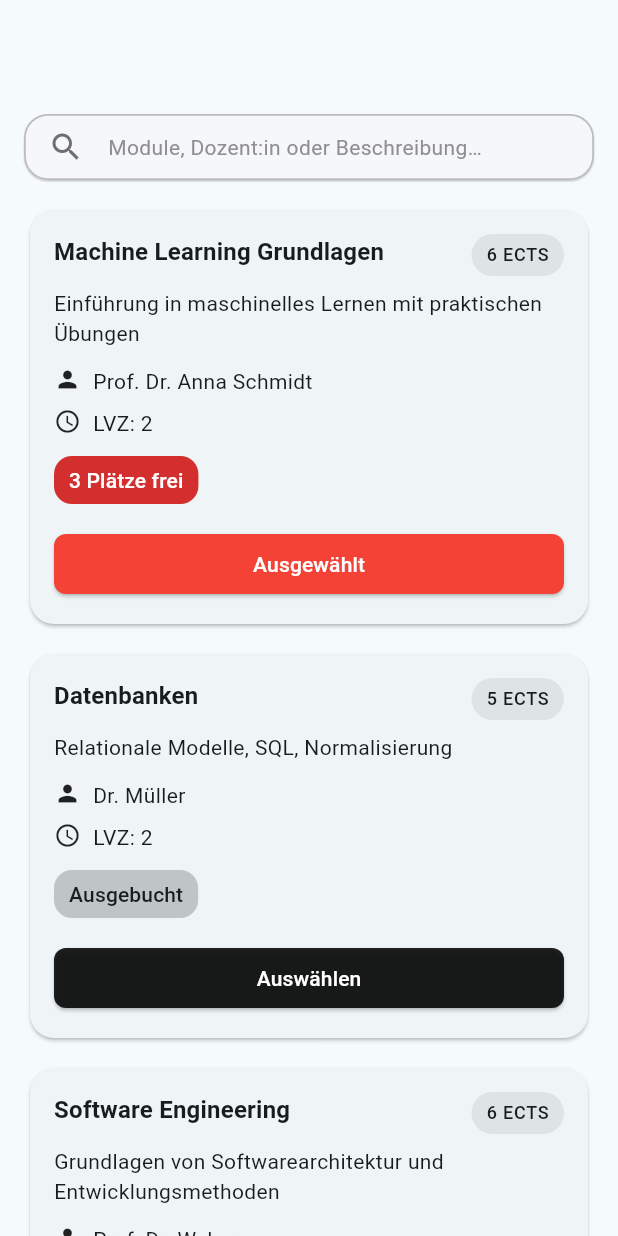
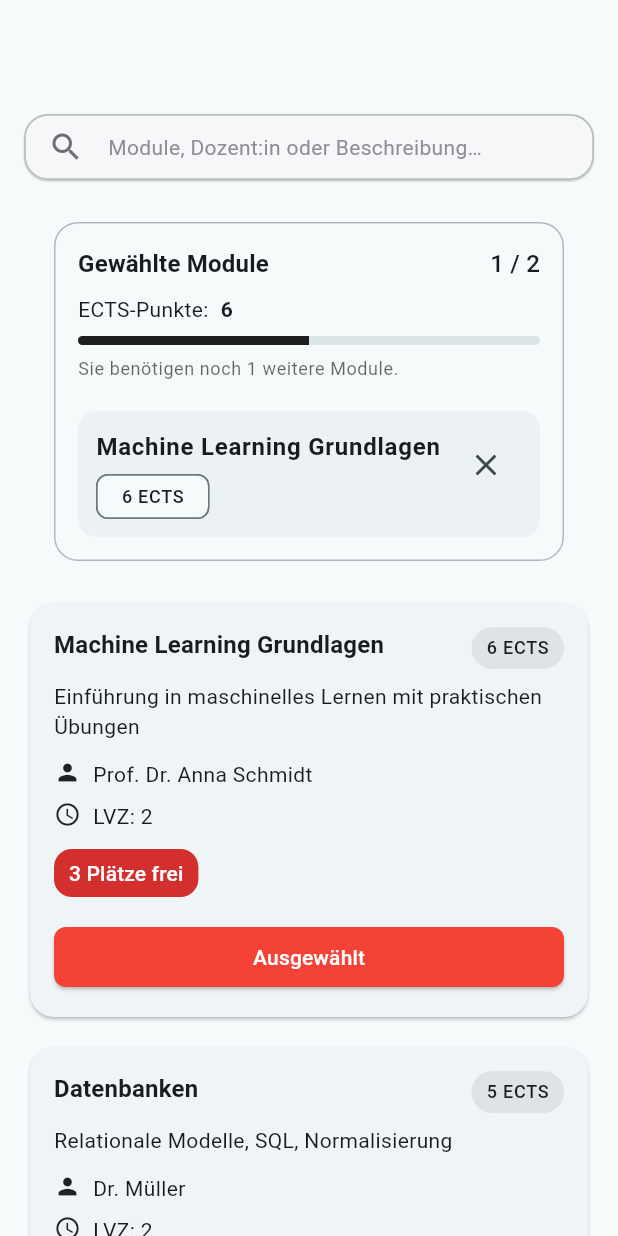
Before and after one commit to PhillipSteph/WaPfAu, a Flutter app: the screen it shows after launch, after a tap on "Auswählen", on a phone screen of 412 x 824 dp. Run offline on Flutter 3.47's test engine with Material 3 defaults, Android fonts, the phone set to English and light mode, and no system bars; accounts and stored records are empty.

Commit message:
add: selectedCoursesCard.dart

```diff
--- a/lib/pages/coursePage.dart
+++ b/lib/pages/coursePage.dart
@@ -6,21 +6,35 @@ import '../models/course.dart';
 import '../services/courseService.dart';
 import '../widgets/card.dart';
 import '../widgets/searchbar.dart';
+import '../widgets/selectedCoursesCard.dart';
 
 class CoursePage extends StatefulWidget {
   const CoursePage({super.key, required this.title, required this.coreService});
   final String title;
   final CoreService coreService;
+
   @override
   State<CoursePage> createState() => _CoursesPageState();
 }
 
 class _CoursesPageState extends State<CoursePage> {
+  // --- State / Services ---
   late int maxCourses;
   late User user;
   late CourseService courseService;
   late List<Course> courses;
   String _query = '';
+
+  // --- Scroll / Swap-Logik ---
+  final ScrollController _scrollController = ScrollController();
+  final GlobalKey _listHeaderKey = GlobalKey(); // misst die SelectedCoursesCard IN der Liste
+  double _listHeaderHeight = 0;                 // dynamisch (abhängig von Auswahl)
+  bool _showPinnedSummary = false;
+
+  // Konstanten, passend zu deinem ListView
+  static const EdgeInsets _listPadding =
+  EdgeInsets.only(left: 16, right: 16, bottom: 16, top: 8);
+  static const double _separatorHeight = 12;
 
   @override
   void initState() {
@@ -28,9 +42,22 @@ class _CoursesPageState extends State<CoursePage> {
     maxCourses = widget.coreService.getMaxCourses();
     user = widget.coreService.getUser();
     courseService = widget.coreService.getCourseService();
-    courses = courseService.getAllCourses(); // ggf. an deine API anpassen
+    courses = courseService.getAllCourses();
+
+    _scrollController.addListener(_onScroll);
+
+    // Nach dem ersten Build die Header-Höhe messen
+    WidgetsBinding.instance.addPostFrameCallback((_) => _measureListHeader());
   }
 
+  @override
+  void dispose() {
+    _scrollController.removeListener(_onScroll);
+    _scrollController.dispose();
+    super.dispose();
+  }
+
+  // --- Auswahl-Handling ---
   void _toggleSelection(Course c) {
     setState(() {
       if (widget.coreService.selectedCourses.contains(c)) {
@@ -39,9 +66,14 @@ class _CoursesPageState extends State<CoursePage> {
         widget.coreService.selectedCourses.add(c);
       }
     });
+
+    // Header kann sich in der Höhe ändern -> neu messen, wenn sichtbar
+    if (!_showPinnedSummary) {
+      WidgetsBinding.instance.addPostFrameCallback((_) => _measureListHeader());
+    }
   }
 
-  // null-sichere Suche über Titel, Prof und Beschreibung
+  // --- Suche (null-sicher) ---
   String _lc(String? s) => (s ?? '').toLowerCase();
   bool _matchesCourse(Course c, String q) {
     final qq = q.trim().toLowerCase();
@@ -55,33 +87,94 @@ class _CoursesPageState extends State<CoursePage> {
     return courses.where((c) => _matchesCourse(c, _query)).toList();
   }
 
+  // --- Scroll / Swap ---
+  void _onScroll() {
+    // Schwelle: Höhe der SelectedCoursesCard (in der Liste)
+    // + ein Separator darunter + ListView.top-Padding
+    final double threshold = _listHeaderHeight + _separatorHeight + _listPadding.top;
+
+    final bool shouldShowPinned = _scrollController.offset >= threshold - 0.5;
+    if (shouldShowPinned != _showPinnedSummary) {
+      setState(() => _showPinnedSummary = shouldShowPinned);
+    }
+  }
+
+  void _measureListHeader() {
+    final ctx = _listHeaderKey.currentContext;
+    if (ctx == null) return;
+    final RenderObject? ro = ctx.findRenderObject();
+    if (ro is RenderBox) {
+      final h = ro.size.height;
+      if ((h - _listHeaderHeight).abs() > 0.5) {
+        setState(() => _listHeaderHeight = h);
+      }
+    }
+  }
+
   @override
   Widget build(BuildContext context) {
+    final selected = widget.coreService.selectedCourses;
+    // Wenn die Zusammenfassung oben "angepinnt" wird,
+    // zeigen wir sie NICHT zusätzlich in der Liste.
+    final bool includeHeaderInList = !_showPinnedSummary;
+    final int itemCount = _filteredCourses.length + (includeHeaderInList ? 1 : 0);
+
     return Scaffold(
       body: Column(
         children: [
           const SizedBox(height: 60),
 
-          // SearchBar ohne Inline-Suggestions
-          CourseSearchBar(
-            onQueryChanged: (q) => setState(() => _query = q),
-            initialQuery: _query,
-            hintText: 'Module, Dozent:in oder Beschreibung…',
+          // Oberer Bereich: SearchBar ODER (wenn gescrollt) die SelectedCoursesCard
+          AnimatedSwitcher(
+            duration: const Duration(milliseconds: 200),
+            switchInCurve: Curves.easeOut,
+            switchOutCurve: Curves.easeIn,
+            child: _showPinnedSummary
+                ? SelectedCoursesCard(
+              key: const ValueKey('pinnedSummary'),
+              selected: selected,
+              maxCourses: maxCourses,
+              onRemoveCourse: (c) => _toggleSelection(c),
+            )
+                : CourseSearchBar(
+              key: const ValueKey('searchbar'),
+              onQueryChanged: (q) => setState(() => _query = q),
+              initialQuery: _query,
+              hintText: 'Module, Dozent:in oder Beschreibung…',
+            ),
           ),
 
+          // Scroll-Liste: ggf. mit Header als erstem Eintrag
           Expanded(
             child: ListView.separated(
-              padding: const EdgeInsets.only(left: 16, right: 16, bottom: 16, top: 8),
-              itemCount: _filteredCourses.length,
-              separatorBuilder: (_, __) => const SizedBox(height: 12),
+              controller: _scrollController,
+              padding: _listPadding,
+              itemCount: itemCount,
+              separatorBuilder: (_, __) => const SizedBox(height: _separatorHeight),
               itemBuilder: (context, i) {
-                final course = _filteredCourses[i];
-                final isSelected = widget.coreService.selectedCourses.contains(course);
+                // 1) Optionaler Header „Gewählte Module“, scrollt mit
+                if (includeHeaderInList && i == 0) {
+                  return KeyedSubtree(
+                    // Key zum Messen der Höhe dieses Headers
+                    key: _listHeaderKey,
+                    child: SelectedCoursesCard(
+                      selected: selected,
+                      maxCourses: maxCourses,
+                      onRemoveCourse: (c) => _toggleSelection(c),
+                    ),
+                  );
+                }
+
+                // 2) Kurskarten
+                final int courseIndex = includeHeaderInList ? i - 1 : i;
+                final course = _filteredCourses[courseIndex];
+                final isSelected = selected.contains(course);
+
                 return CourseCard(
                   course: course,
                   isSelected: isSelected,
                   onToggleSelect: () => _toggleSelection(course),
-                  canBeChosen: widget.coreService.selectedCourses.length < maxCourses,
+                  canBeChosen: selected.length < maxCourses,
                 );
               },
             ),
--- a/lib/widgets/selectedCoursesCard.dart
+++ b/lib/widgets/selectedCoursesCard.dart
@@ -0,0 +1,175 @@
+import 'package:flutter/material.dart';
+import 'package:wapfau/models/course.dart';
+
+/// Karte im Stil "Gewählte Module" mit:
+/// - Überschrift + Zähler (x / max)
+/// - ECTS-Gesamt + Fortschrittsbalken
+/// - Liste der ausgewählten Module als kleine Chips/Karten mit Entfernen-Icon
+class SelectedCoursesCard extends StatelessWidget {
+  const SelectedCoursesCard({
+    super.key,
+    required this.selected,
+    required this.maxCourses,
+    required this.onRemoveCourse,
+    this.tagOf, // optionales Tag (z. B. Fachbereich) – wird nur angezeigt, wenn vorhanden
+    this.title = 'Gewählte Module',
+  });
+
+  final List<Course> selected;
+  final int maxCourses;
+  final void Function(Course course) onRemoveCourse;
+  final String Function(Course course)? tagOf;
+  final String title;
+
+  int get _totalEcts => selected.fold<int>(0, (sum, c) => sum + (c.ects));
+  int get _count => selected.length;
+  int get _remaining => (maxCourses - _count).clamp(0, 999);
+
+  @override
+  Widget build(BuildContext context) {
+    final theme = Theme.of(context);
+    final progress = maxCourses > 0 ? _count / maxCourses : 0.0;
+
+    return Padding(
+      padding: const EdgeInsets.symmetric(horizontal: 16, vertical: 8),
+      child: Card(
+        elevation: 0,
+        color: theme.colorScheme.surface,
+        shape: RoundedRectangleBorder(
+          borderRadius: BorderRadius.circular(16),
+          side: BorderSide(color: theme.dividerColor.withOpacity(0.5)),
+        ),
+        child: Padding(
+          padding: const EdgeInsets.all(16),
+          child: Column(
+            crossAxisAlignment: CrossAxisAlignment.start,
+            children: [
+              // Header: Titel + Zähler
+              Row(
+                children: [
+                  Expanded(
+                    child: Text(
+                      title,
+                      style: theme.textTheme.titleMedium?.copyWith(fontWeight: FontWeight.w600),
+                    ),
+                  ),
+                  Text('$_count / $maxCourses', style: theme.textTheme.titleMedium),
+                ],
+              ),
+              const SizedBox(height: 8),
+
+              // ECTS + Progress
+              Row(
+                children: [
+                  Text('ECTS-Punkte:', style: theme.textTheme.bodyMedium),
+                  const SizedBox(width: 8),
+                  Text('$_totalEcts', style: theme.textTheme.bodyMedium?.copyWith(fontWeight: FontWeight.w600)),
+                ],
+              ),
+              const SizedBox(height: 8),
+              ClipRRect(
+                borderRadius: BorderRadius.circular(999),
+                child: LinearProgressIndicator(
+                  value: progress.clamp(0.0, 1.0),
+                  minHeight: 6,
+                  backgroundColor: theme.colorScheme.surfaceVariant,
+                  color: Colors.black87,
+                ),
+              ),
+              const SizedBox(height: 8),
+
+              Text(
+                _remaining > 0
+                    ? 'Sie benötigen noch $_remaining weitere Module.'
+                    : 'Sie haben die maximale Anzahl an Modulen gewählt.',
+                style: theme.textTheme.bodySmall?.copyWith(color: theme.hintColor),
+              ),
+
+              // Liste der gewählten Module
+              if (selected.isNotEmpty) const SizedBox(height: 12),
+              ...selected.map((c) => _ChosenCourseTile(
+                course: c,
+                onRemove: () => onRemoveCourse(c),
+                tagText: tagOf?.call(c),
+              )),
+            ],
+          ),
+        ),
+      ),
+    );
+  }
+}
+
+class _ChosenCourseTile extends StatelessWidget {
+  const _ChosenCourseTile({
+    required this.course,
+    required this.onRemove,
+    this.tagText,
+  });
+
+  final Course course;
+  final VoidCallback onRemove;
+  final String? tagText;
+
+  @override
+  Widget build(BuildContext context) {
+    final theme = Theme.of(context);
+    return Container(
+      margin: const EdgeInsets.only(top: 8),
+      padding: const EdgeInsets.all(12),
+      decoration: BoxDecoration(
+        color: theme.colorScheme.surfaceVariant.withOpacity(0.35),
+        borderRadius: BorderRadius.circular(12),
+      ),
+      child: Row(
+        crossAxisAlignment: CrossAxisAlignment.start,
+        children: [
+          // Titel + Chips
+          Expanded(
+            child: Column(
+              crossAxisAlignment: CrossAxisAlignment.start,
+              children: [
+                Text(course.title,
+                    style: theme.textTheme.bodyLarge?.copyWith(fontWeight: FontWeight.w600)),
+                const SizedBox(height: 6),
+                Wrap(
+                  spacing: 8,
+                  runSpacing: 6,
+                  crossAxisAlignment: WrapCrossAlignment.center,
+                  children: [
+                    if ((tagText ?? '').isNotEmpty)
+                      Chip(
+                        label: Text(tagText!, style: theme.textTheme.labelMedium),
+                        padding: const EdgeInsets.symmetric(horizontal: 8),
+                        materialTapTargetSize: MaterialTapTargetSize.shrinkWrap,
+                        visualDensity: VisualDensity.compact,
+                        side: BorderSide(color: theme.dividerColor),
+                        backgroundColor: theme.colorScheme.surface,
+                      ),
+                    Chip(
+                      label: Text('${course.ects} ECTS', style: theme.textTheme.labelMedium),
+                      padding: const EdgeInsets.symmetric(horizontal: 8),
+                      materialTapTargetSize: MaterialTapTargetSize.shrinkWrap,
+                      visualDensity: VisualDensity.compact,
+                      side: BorderSide(color: theme.dividerColor),
+                      backgroundColor: theme.colorScheme.surface,
+                    ),
+                  ],
+                ),
+              ],
+            ),
+          ),
+
+          // Entfernen
+          IconButton(
+            tooltip: 'Entfernen',
+            onPressed: onRemove,
+            icon: const Icon(Icons.close),
+            splashRadius: 18,
+            constraints: const BoxConstraints(),
+          ),
+        ],
+      ),
+    );
+  }
+}
```
